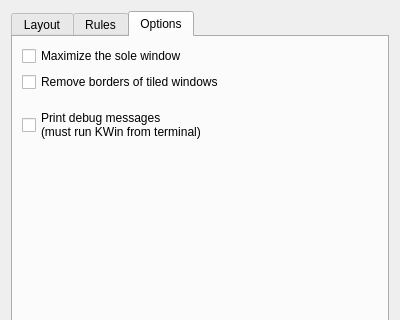
Old version of the form res/config.ui in the repository Bismuth-Forge/bismuth; both pictures show x 0 to 400 and y 0 to 320 of the 400 by 530 pixel window.
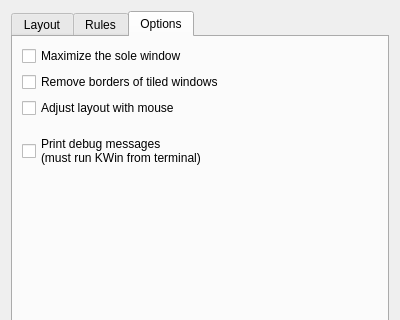
New version of the form. The open tabs and pages were chosen to show the change.

Commit message: add option `mouseAdjustLayout`

```diff
--- a/res/config.ui
+++ b/res/config.ui
@@ -281,6 +281,13 @@
          </property>
         </widget>
        </item>
+       <item>
+        <widget class="QCheckBox" name="kcfg_mouseAdjustLayout">
+         <property name="text">
+          <string>Adjust layout with mouse</string>
+         </property>
+        </widget>
+       </item>
        <item>
         <spacer name="debugSpacer">
          <property name="orientation">
```
The commit also changes 3 other files.
